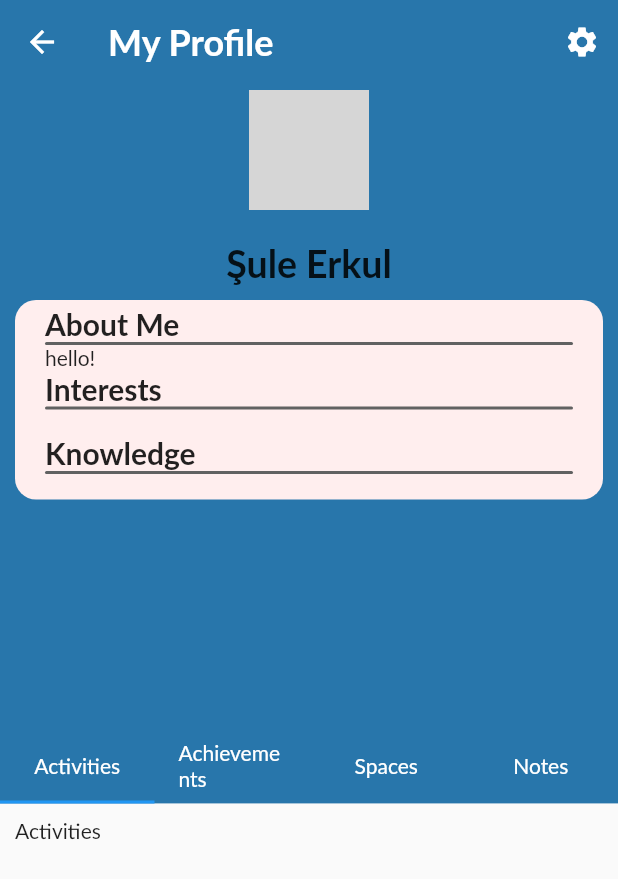
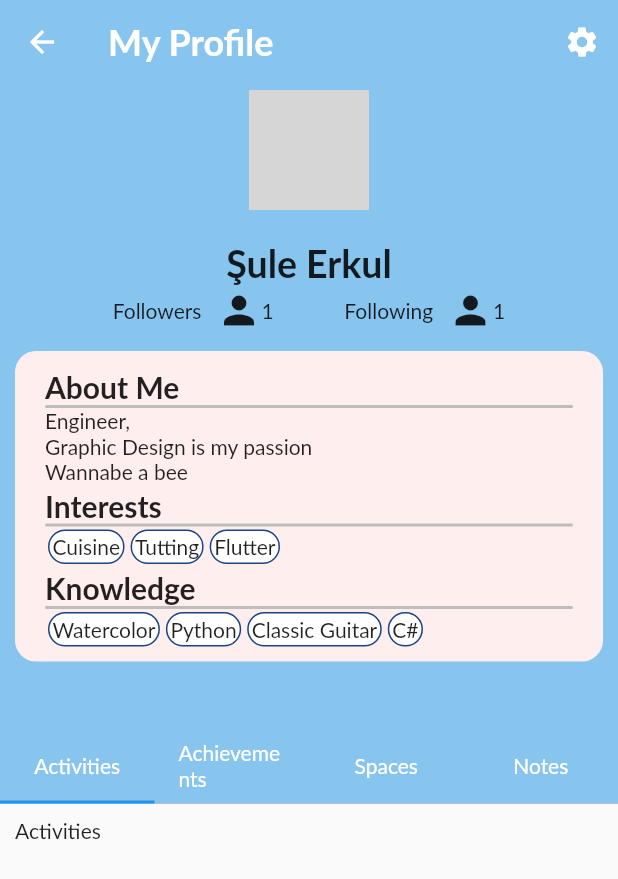
Before and after one commit to bounswe/bounswe2022group3, a Flutter app: what profileView() shows on an empty page, opened directly, on a phone screen of 412 x 824 dp. Shown: the top 879 px of the screen. Run offline on Flutter 3.47's test engine with Material 2 defaults, Android fonts, the light colour scheme and no system bars; our stand-ins replace get_it, injectable, persistent_bottom_nav_bar, stacked; network calls fail; grey boxes are pictures that could not be loaded.

Commit message:
Profile Page w/ mock data on about me section
added a mock profile,
colors should be adjusted,
achievements, acivities, spaces, notes will be added

```diff
--- a/app/mobile/lib/view/dashboard_view.dart
+++ b/app/mobile/lib/view/dashboard_view.dart
@@ -1,4 +1,4 @@
-import 'package:bucademy/view/home/profile.dart';
+import 'package:bucademy/view/profile/profile.dart';
 import 'package:flutter/material.dart';
 import 'package:persistent_bottom_nav_bar/persistent_tab_view.dart';
 
--- a/app/mobile/lib/view/profile/profile.dart
+++ b/app/mobile/lib/view/profile/profile.dart
@@ -1,10 +1,38 @@
+// ignore_for_file: non_constant_identifier_names
+
 import 'package:bucademy/resources/constants.dart';
 import 'package:flutter/material.dart';
 import 'package:stacked/stacked.dart';
+import 'dart:math';
 
 import '../../resources/colors.dart';
 import '../../resources/text_styles.dart';
+import '../../services/profile_service.dart';
 import '../widgets/profile_picture.dart';
+
+Profile p = Profile(
+    'ii', "Şule", "Erkul", 'https://randomuser.me/api/portraits/men/40.jpg',
+    followers: 1,
+    followed: 1,
+    rating: 4.0,
+    bio: 'Engineer, \nGraphic Design is my passion \nWannabe a bee',
+    interests: [
+      'Cuisine',
+      'Tutting',
+      'Flutter'
+    ],
+    knowledge: [
+      'Watercolor',
+      'Python',
+      'Classic Guitar',
+      'C#'
+    ],
+    activities: [
+      'Xtra Person followed you!',
+      'You have joined Python Space',
+      'Welcome to BUcademy'
+    ],
+    achievements: []);
 
 Widget profileView() => ViewModelBuilder<ProfileView>.reactive(
     viewModelBuilder: () => ProfileView(),
@@ -27,11 +55,11 @@ Widget profileView() => ViewModelBuilder<ProfileView>.reactive(
                                 const EdgeInsets.symmetric(horizontal: 10) +
                                     const EdgeInsets.only(top: 40),
                             decoration: const BoxDecoration(
-                              color: CustomColors.main,
+                              color: Color.fromARGB(255, 136, 197, 238),
                             ),
                             child: Column(children: [
-                              profileHeader(context),
-                              aboutMe(context, 'hello!', '', '')
+                              profileHeader(context, p.image),
+                              aboutMe(context, p.bio, p.interests, p.knowledge)
                             ])),
                       ),
                       elevation: 0,
@@ -79,21 +107,19 @@ Widget profileView() => ViewModelBuilder<ProfileView>.reactive(
 
 class ProfileView extends ChangeNotifier {}
 
-Widget profileHeader(context) {
+Widget profileHeader(context, String image_path) {
   return Container(
       //height: MediaQuery.of(context).size.height * 0.15,
       width: MediaQuery.of(context).size.width,
       padding: const EdgeInsets.symmetric(horizontal: 20, vertical: 10) +
           const EdgeInsets.only(top: 10),
       decoration: const BoxDecoration(
-          color: CustomColors.main,
           borderRadius: BorderRadius.only(
-            bottomLeft: Radius.circular(Constants.borderRadius),
-            bottomRight: Radius.circular(Constants.borderRadius),
-          )),
+        bottomLeft: Radius.circular(Constants.borderRadius),
+        bottomRight: Radius.circular(Constants.borderRadius),
+      )),
       child: Column(children: [
-        profilePicture(
-            imagePath: '../../demo/Person.svg', height: 40, widht: 40),
+        profilePicture(imagePath: image_path, height: 40, widht: 40),
         const SizedBox(
           height: 20,
         ),
@@ -101,6 +127,37 @@ Widget profileHeader(context) {
           'Şule Erkul',
           style: TextStyle(fontSize: 25, fontWeight: FontWeight.bold),
         ),
+        Row(
+          mainAxisAlignment: MainAxisAlignment.spaceEvenly,
+          children: [
+            Container(
+              margin: const EdgeInsets.all(2),
+              decoration: const BoxDecoration(color: Colors.transparent),
+              child: Row(children: [
+                const Text('Followers'),
+                const SizedBox(
+                  width: 10,
+                  height: 3,
+                ),
+                const Icon(Icons.person, size: 30),
+                Text(p.followers == null ? '0' : p.followers.toString()),
+              ]),
+            ),
+            Container(
+              margin: const EdgeInsets.all(2),
+              decoration: const BoxDecoration(color: Colors.transparent),
+              child: Row(children: [
+                const Text('Following'),
+                const SizedBox(
+                  width: 10,
+                  height: 3,
+                ),
+                const Icon(Icons.person, size: 30),
+                Text(p.followed == null ? '0' : p.followed.toString()),
+              ]),
+            )
+          ],
+        )
       ]));
 }
 
@@ -108,7 +165,7 @@ Widget aboutMe(context, bio, interest, knowledge) {
   return Container(
       //height: 400,
       width: MediaQuery.of(context).size.width,
-      padding: const EdgeInsets.symmetric(horizontal: 20) +
+      padding: const EdgeInsets.symmetric(horizontal: 20, vertical: 8) +
           const EdgeInsets.only(top: 4),
       decoration: const BoxDecoration(
           color: Color.fromARGB(255, 255, 238, 238),
@@ -125,19 +182,45 @@ Widget aboutMe(context, bio, interest, knowledge) {
             ),
             seperator(context),
             Text(bio),
+            const SizedBox(height: 2),
             const Text(
               'Interests',
               style: TextStyle(fontSize: 20, fontWeight: FontWeight.bold),
             ),
             seperator(context),
-            Text(interest),
+            Row(children: [
+              ...p.interests!.map((s) => tag(
+                  s,
+                  Color((Random().nextDouble() * 0xFFFFFF).toInt())
+                      .withOpacity(1.0)))
+            ]),
+            const SizedBox(height: 2),
             const Text(
               'Knowledge',
               style: TextStyle(fontSize: 20, fontWeight: FontWeight.bold),
             ),
             seperator(context),
-            Text(knowledge),
+            Row(children: [
+              ...p.knowledge!.map((s) => tag(
+                  s,
+                  Color((Random().nextDouble() * 0xFFFFFF).toInt())
+                      .withOpacity(1.0)))
+            ]),
           ]));
+}
+
+Widget tag(tag_name, color_name) {
+  return Container(
+    margin: const EdgeInsets.all(2),
+    padding: const EdgeInsets.all(2),
+    decoration: BoxDecoration(
+      color: Colors.white,
+      borderRadius:
+          const BorderRadius.all(Radius.circular(Constants.borderRadius)),
+      border: Border.all(color: color_name),
+    ),
+    child: Text(tag_name),
+  );
 }
 
 Widget seperator(context) {
@@ -145,7 +228,7 @@ Widget seperator(context) {
     height: 2,
     width: MediaQuery.of(context).size.width,
     decoration: BoxDecoration(
-        color: Colors.grey[700],
+        color: Colors.grey[400],
         borderRadius:
             const BorderRadius.all(Radius.circular(Constants.borderRadius))),
   );
```
Also changed, not shown: app/mobile/lib/services/profile_service.dart (added, +41 -0 lines).
